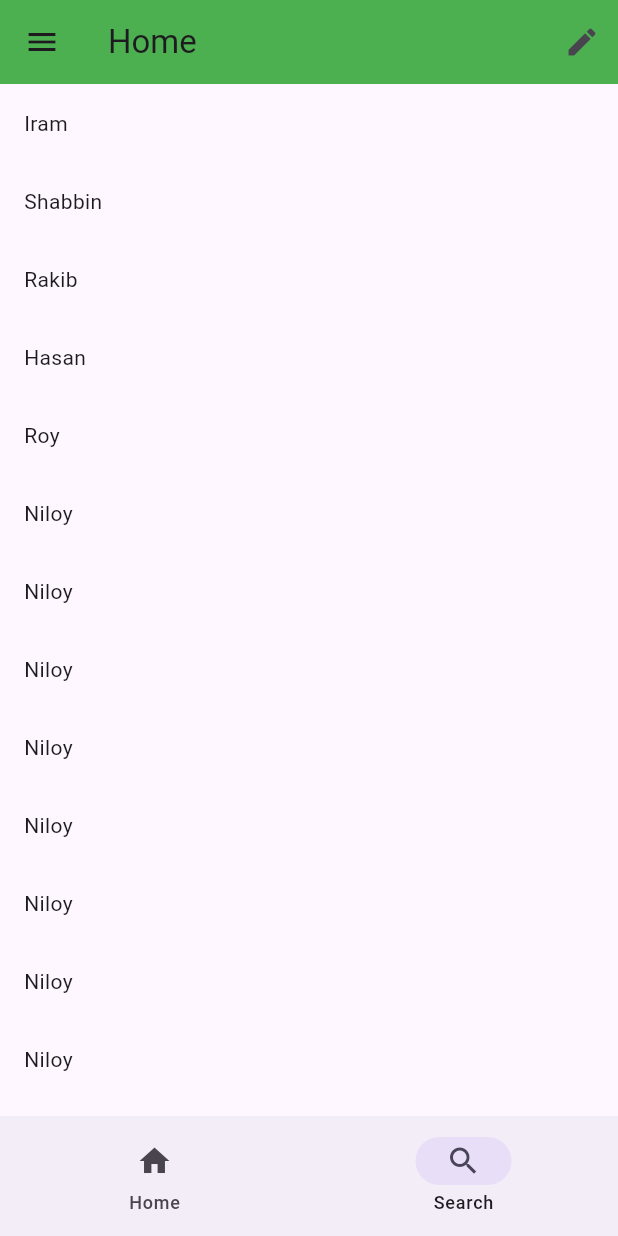
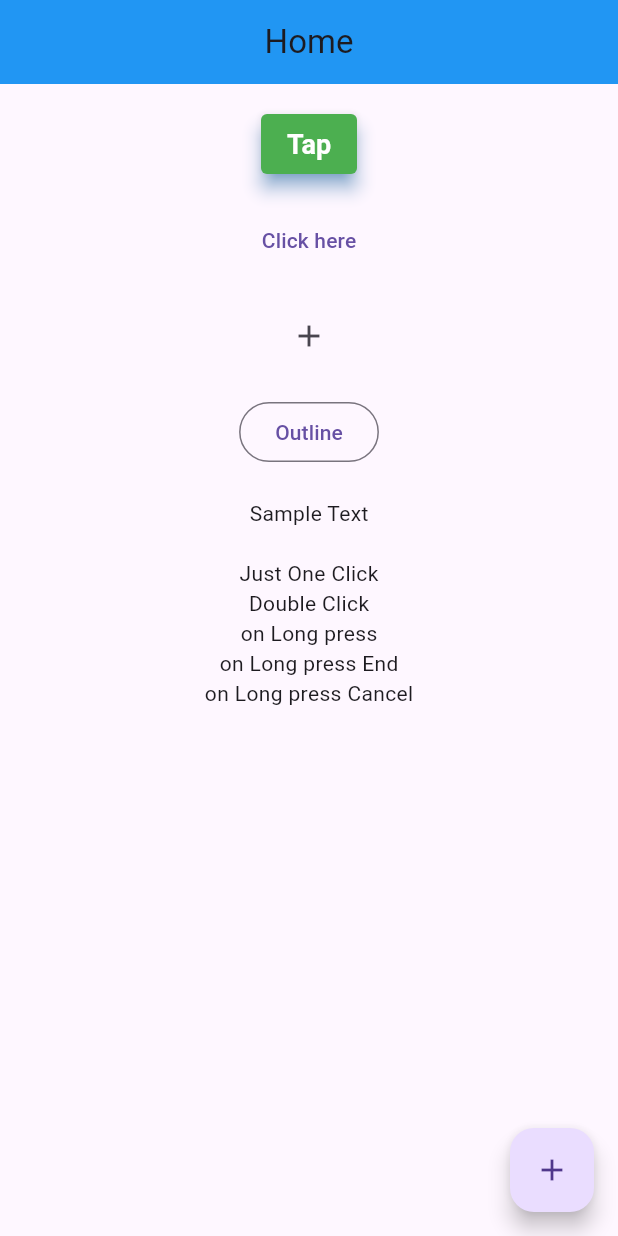
Before and after one commit to wahiduzzamanbappy/live_class_projects, a Flutter app: the screen it shows after launch, on a phone screen of 412 x 824 dp. Run offline on Flutter 3.47's test engine with Material 3 defaults, Android fonts, the light colour scheme and no system bars.

Commit message:
Code added

```diff
--- a/lib/main.dart
+++ b/lib/main.dart
@@ -1,212 +1,147 @@
+
 import 'package:flutter/material.dart';
 
-// Drawer, NavigationBar, Bottom Navigation bar, SingleChildScrollView, ScrollBar, ListView, ListViewBuilder
-
 void main() {
-  runApp(MyApp());
+  runApp(const MyApp());
 }
 
 class MyApp extends StatelessWidget {
+  const MyApp({super.key});
+
   @override
   Widget build(BuildContext context) {
-    return const MaterialApp(
-      debugShowCheckedModeBanner: true,
-      title: 'Hello World App',
-      home: HomeScreen(),
+    return MaterialApp(
+      debugShowCheckedModeBanner: false,
+      title: 'Flutter Demo',
+      home: Home(),
     );
   }
 }
 
-class HomeScreen extends StatefulWidget {
-  const HomeScreen({super.key});
-
-  @override
-  State<HomeScreen> createState() => _HomeScreenState();
-}
-
-class _HomeScreenState extends State<HomeScreen> {
-  List<String> friendList = [
-    'Iram',
-    'Shabbin',
-    'Rakib',
-    'Hasan',
-    'Roy',
-    'Niloy',
-    'Niloy',
-    'Niloy',
-    'Niloy',
-    'Niloy',
-    'Niloy',
-    'Niloy',
-    'Niloy',
-  ];
+class Home extends StatelessWidget {
+  const Home({super.key});
 
   @override
   Widget build(BuildContext context) {
     return Scaffold(
       appBar: AppBar(
         title: const Text('Home'),
+        backgroundColor: Colors.blue,
+        centerTitle: true,
+      ),
+      body: Center(
+        child: Column(
+          crossAxisAlignment: CrossAxisAlignment.center,
+          children: [
+            const SizedBox(
+              height: 16,
+            ),
+            ElevatedButton(
+              style: ElevatedButton.styleFrom(
                   backgroundColor: Colors.green,
+                  foregroundColor: Colors.white,
+                  textStyle:
+                  TextStyle(fontWeight: FontWeight.w600, fontSize: 18),
+                  padding: EdgeInsets.fromLTRB(5, 5, 5, 5),
+                  shadowColor: Colors.blue,
+                  elevation: 5,
+                  shape: RoundedRectangleBorder(
+                    borderRadius: BorderRadius.circular(4),
+                  )),
+              onPressed: () {
+                showDialog(
+                  barrierColor: Colors.green,
+                  barrierDismissible: false,
+                  context: context,
+                  builder: (context) {
+                    return AlertDialog(
+                      //title: Text('Delete'),
+                      content: const Text('Anonna is My Wife!'),
                       actions: [
-          IconButton(onPressed: () {}, icon: const Icon(Icons.edit)),
-          // IconButton(onPressed: () {}, icon: Icon(Icons.delete)),
+                        TextButton(onPressed: () {}, child: const Text('No')),
+                        TextButton(onPressed: () {}, child: const Text('Yes')),
                       ],
-        // leading: Icon(Icons.add),
+                    );
+                  },
+                );
+              },
+              child: const Text('Tap'),
             ),
-      drawer: const Drawer(
-        shadowColor: Colors.red,
-        backgroundColor: Colors.white54,
-        width: 300,
-        child: Column(
-          children: [Text('dfsdf')],
+            const SizedBox(
+              height: 16,
             ),
+            TextButton(
+              onPressed: () {
+                print('Text Button');
+              },
+              child: Text('Click here'),
             ),
-      // bottomNavigationBar: BottomNavigationBar(
-      //   currentIndex: 0,
-      //   selectedItemColor: Colors.pink,
-      //   unselectedItemColor: Colors.blue,
-      //   unselectedFontSize: 12,
-      //   showUnselectedLabels: false,
-      //   showSelectedLabels: true,
-      //   onTap: (int selectedIndex) {
-      //     // TODO: have to change state, will see after stateful widget
-      //   },
-      //   items: [
-      //     BottomNavigationBarItem(icon: Icon(Icons.home), label: 'Home'),
-      //     BottomNavigationBarItem(icon: Icon(Icons.search), label: 'Search'),
-      //   ],
-      // ),
-      bottomNavigationBar: NavigationBar(
-          selectedIndex: 1,
-          onDestinationSelected: (int selectedIndex) {
-            // TODO: have to change state, will see after stateful widget
+            const SizedBox(
+              height: 16,
+            ),
+            IconButton(
+              onPressed: () {
+                print('Icon Button');
               },
-          destinations: [
-            const NavigationDestination(icon: Icon(Icons.home), label: 'Home'),
-            const NavigationDestination(icon: Icon(Icons.search), label: 'Search'),
-          ]),
-      /*body: Scrollbar(
-        child: SingleChildScrollView(
-          child: Column(
+              icon: Icon(Icons.add),
+            ),
+            const SizedBox(height: 16),
+            OutlinedButton(
+              onPressed: () {
+                print('Outlined Button');
+              },
+              child: Text('Outline'),
+            ),
+            const SizedBox(
+              height: 20,
+            ),
+            InkWell(
+              onTap: () {
+                print('Inkwell');
+              },
+              child: Text('Sample Text'),
+            ),
+            const SizedBox(
+              height: 20,
+            ),
+            GestureDetector(
+              onTap: (){
+                print('Just One Click');
+              },
+
+              onDoubleTap: (){
+                print('Double Click');
+              },
+              onLongPress: (){
+                print('on Long press');
+              },
+              onLongPressEnd: (details) {
+                print('on Long press End');
+              },onLongPressCancel: (){
+              print('on Long press Cancel');
+            },
+              child: const Column(
                 children: [
-              Text('sdfdsfd'),
-              Text('sdfdsfd'),
-              Text('sdfdsfd'),
-              Text('sdfdsfd'),
-              Text('sdfdsfd'),
-              Text('sdfdsfd'),
-              Text('sdfdsfd'),
-              Text('sdfdsfd'),
-              Text('sdfdsfd'),
-              Text('sdfdsfd'),
-              Text('sdfdsfd'),
-              Text('sdfdsfd'),
-              Text('sdfdsfd'),
-              Text('sdfdsfd'),
-              Text('sdfdsfd'),
-              Text('sdfdsfd'),
-              Text('sdfdsfd'),
-              Text('sdfdsfd'),
-              Text('sdfdsfd'),
-              Text('sdfdsfd'),
-              Text('sdfdsfd'),
-              Text('sdfdsfd'),
-              Text('sdfdsfd'),
-              Text('sdfdsfd'),
-              Text('sdfdsfd'),
-              Text('sdfdsfd'),
-              Text('sdfdsfd'),
-              Text('sdfdsfd'),
-              Text('sdfdsfd'),
-              Text('sdfdsfd'),
-              Text('sdfdsfd'),
-              Text('sdfdsfd'),
-              Text('sdfdsfd'),
-              Text('sdfdsfd'),
-              Text('sdfdsfd'),
-              Text('sdfdsfd'),
-              Text('sdfdsfd'),
-              Text('sdfdsfd'),
-              Text('sdfdsfd'),
-              Text('sdfdsfd'),
-              Text('sdfdsfd'),
-              Text('sdfdsfd'),
+                  Text('Just One Click'),
+                  Text('Double Click'),
+                  Text('on Long press'),
+                  Text('on Long press End'),
+                  Text('on Long press Cancel'),
                 ],
               ),
             ),
-      ),*/
-      body: Scrollbar(
-        thickness: 10,
-        radius: const Radius.circular(10),
-        interactive: true,
-        /* child: ListView(
-          scrollDirection: Axis.vertical,
-          reverse: false,
-          padding: EdgeInsets.symmetric(horizontal: 16, vertical: 12),
-          children: [
-            Text('first'),
-            Text('sdfdsfd'),
-            Text('sdfdsfd'),
-            Text('sdfdsfd'),
-            Text('sdfdsfd'),
-            Text('sdfdsfd'),
-            Text('sdfdsfd'),
-            Text('sdfdsfd'),
-            Text('sdfdsfd'),
-            Text('sdfdsfd'),
-            Text('sdfdsfd'),
-            Text('sdfdsfd'),
-            Text('sdfdsfd'),
-            Text('sdfdsfd'),
-            Text('sdfdsfd'),
-            Text('sdfdsfd'),
-            Text('sdfdsfd'),
-            Text('sdfdsfd'),
-            Text('sdfdsfd'),
-            Text('sdfdsfd'),
-            Text('sdfdsfd'),
-            Text('sdfdsfd'),
-            Text('sdfdsfd'),
-            Text('sdfdsfd'),
-            Text('sdfdsfd'),
-            Text('sdfdsfd'),
-            Text('sdfdsfd'),
-            Text('sdfdsfd'),
-            Text('sdfdsfd'),
-            Text('sdfdsfd'),
-            Text('sdfdsfd'),
-            Text('sdfdsfd'),
-            Text('sdfdsfd'),
-            Text('sdfdsfd'),
-            Text('sdfdsfd'),
-            Text('sdfdsfd'),
-            Text('sdfdsfd'),
-            Text('sdfdsfd'),
-            Text('sdfdsfd'),
-            Text('sdfdsfd'),
-            Text('sdfdsfd'),
-            Text('last'),
+            const SizedBox(
+              height: 16,
+            ),
           ],
-        ),*/
-        /* child: ListView.builder(
-          itemCount: 100, // 100-1 = 99 => 0 -> 99
-          padding: EdgeInsets.symmetric(vertical: 8, horizontal: 16),
-          itemBuilder: (context, index) {
-            return Text('item $index');
+        ),
+      ),
+      floatingActionButton: FloatingActionButton(
+        onPressed: () {
+          print('Floating Action Button');
         },
-        ),*/
-        child: ListView.builder(
-          itemCount: friendList.length, // 5 (0-4)
-          itemBuilder: (BuildContext context, int index) {
-            return Padding(
-              padding: const EdgeInsets.all(16.0),
-              child: Text(friendList[index]),
-            );
-          },
-        ),
+        child: Icon(Icons.add),
       ),
     );
   }
 }
-
-// Suggestion => ctl + space
```
Lines whose indentation alone changed are shown as unchanged.
